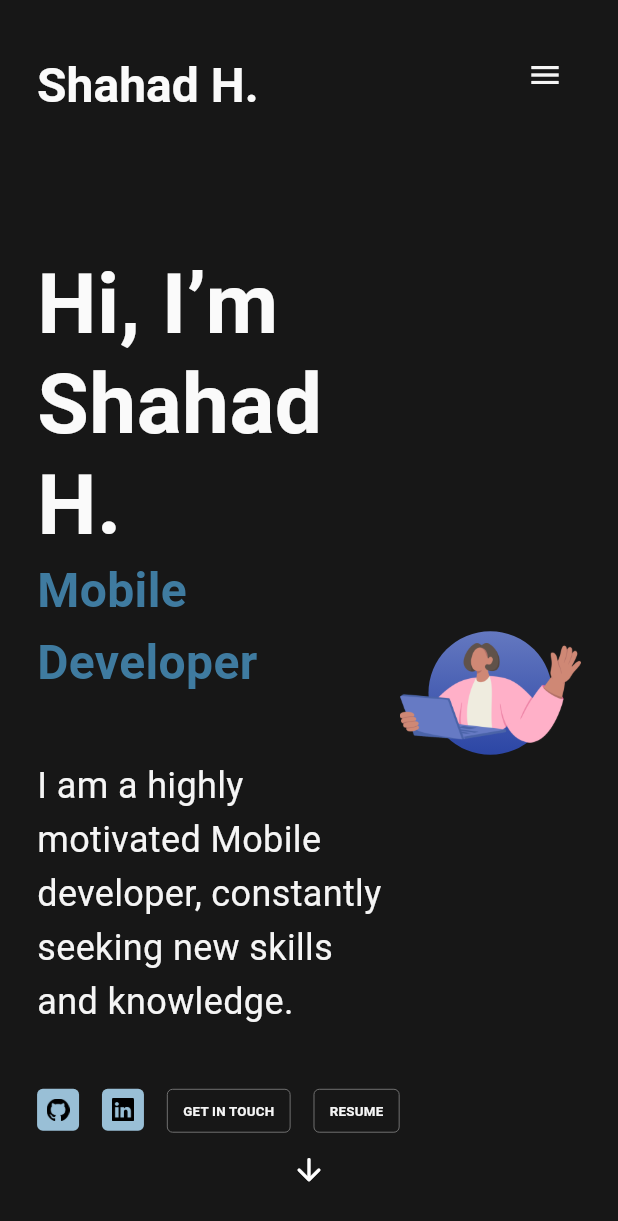
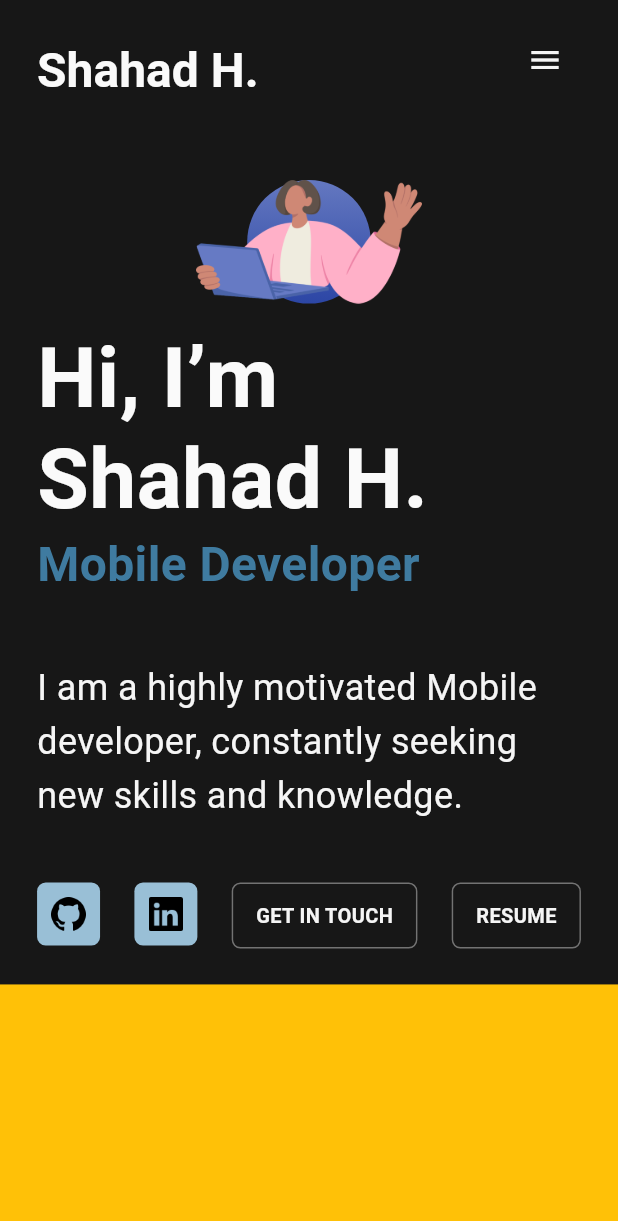
Before and after one commit to Shahad-999/My-Portfolio, a Flutter app: the screen it shows after launch, on a phone screen of 412 x 824 dp. Shown: the top 1221 px of the screen. Run offline on Flutter 3.47's test engine with Material 3 defaults, Android fonts, the phone set to English and light mode, and no system bars.

Commit message:
refactor code

```diff
--- a/lib/screens/home.dart
+++ b/lib/screens/home.dart
@@ -1,26 +1,23 @@
 import 'package:flutter/material.dart';
 import 'package:my_personal_portfolio/screens/intro/introduction_page.dart';
-import 'package:my_personal_portfolio/screens/page.dart';
+import 'package:my_personal_portfolio/themes/colors.dart';
 import 'package:my_personal_portfolio/widgets/app_bar.dart';
 
 class Home extends StatelessWidget {
-   Home({super.key});
+   const Home({super.key});
 
-  final colors = [Colors.red, Colors.amber, Colors.brown, Colors.deepPurple];
-  final controller = PageController();
 
-  nextPage(){
-    controller.nextPage(duration: Duration(milliseconds: 300), curve: Curves.easeInOutCubic);
-  }
   @override
   Widget build(BuildContext context) {
     return  Scaffold(
-      body: PageView(
-        controller: controller,
+      appBar: const MyAppBar(),
+      body: ListView(
         scrollDirection: Axis.vertical,
         children: [
-          IntroductionPage(onPressDown: nextPage),
-          PageViewp(child: Container(color: Colors.amber,), onPressDown: nextPage),
+          const IntroductionPage(),
+          Container(color: Colors.amber,height: MediaQuery.sizeOf(context).height,),
+          Container(color: backgroundColor,height: MediaQuery.sizeOf(context).height,),
+          Container(color: Colors.amber,height: MediaQuery.sizeOf(context).height,),
         ],
       ),
     );
--- /dev/null
+++ b/lib/screens/intro/info.dart
@@ -0,0 +1,40 @@
+import 'package:flutter/cupertino.dart';
+import 'package:my_personal_portfolio/themes/colors.dart';
+import 'package:my_personal_portfolio/themes/texts_styles.dart';
+
+class Info extends StatelessWidget {
+  const Info({super.key});
+
+  @override
+  Widget build(BuildContext context) {
+    return const Column(
+      mainAxisAlignment: MainAxisAlignment.start,
+      crossAxisAlignment: CrossAxisAlignment.start,
+      children: [
+        Text(
+          'Hi, I’m Shahad H.',
+          style: largeTextStyle,
+        ),
+        Text(
+          'Mobile Developer',
+          style: TextStyle(
+              fontSize: 32,
+              fontWeight: FontWeight.bold,
+              height: 1.5,
+              color: color900),
+        ),
+        SizedBox(
+          height: 40,
+        ),
+        Text(
+          'I am a highly motivated Mobile developer, constantly seeking new skills and knowledge.',
+          style: TextStyle(
+              fontSize: 24,
+              fontWeight: FontWeight.normal,
+              height: 1.5,
+              color: shade100),
+        ),
+      ],
+    );
+  }
+}
--- /dev/null
+++ b/lib/screens/intro/intro_buttons.dart
@@ -0,0 +1,62 @@
+import 'package:flutter/material.dart';
+import 'package:my_personal_portfolio/widgets/buttons.dart';
+import 'package:my_personal_portfolio/themes/colors.dart';
+
+class IntroButtons extends StatelessWidget {
+  const IntroButtons({
+    super.key,
+  });
+
+  @override
+  Widget build(BuildContext context) {
+    return Wrap(
+      children: [
+        AppFilledButton(
+          onPress: () {},
+          padding: const EdgeInsets.all(10),
+          child: Image.asset('assets/images/github.png',width: 24,height: 24,),
+        ),
+        const SizedBox(
+          width: 24,
+        ),
+        AppFilledButton(
+          padding: const EdgeInsets.all(10),
+          onPress: () {},
+          child: Image.asset('assets/images/linkedin.png',width: 24,height: 24,),
+        ),
+        const SizedBox(
+          width: 24,
+        ),
+        AppOutlineButton(
+          padding: const EdgeInsets.symmetric(
+              horizontal: 16, vertical: 10),
+          onPress: () {},
+          child: const Text(
+            'GET IN TOUCH',
+            style: TextStyle(
+                fontWeight: FontWeight.bold,
+                fontSize: 14,
+                height: 1.7,
+                color: shade100),
+          ),
+        ),
+        const SizedBox(
+          width: 24,
+        ),
+        AppOutlineButton(
+          padding: const EdgeInsets.symmetric(
+              horizontal: 16, vertical: 10),
+          onPress: () {},
+          child: const Text(
+            'RESUME',
+            style: TextStyle(
+                fontWeight: FontWeight.bold,
+                fontSize: 14,
+                height: 1.7,
+                color: shade100),
+          ),
+        ),
+      ],
+    );
+  }
+}
--- a/lib/screens/intro/introduction_page.dart
+++ b/lib/screens/intro/introduction_page.dart
@@ -1,25 +1,19 @@
 import 'package:flutter/material.dart';
-import 'package:my_personal_portfolio/screens/intro/buttons.dart';
-import 'package:my_personal_portfolio/screens/page.dart';
-import 'package:my_personal_portfolio/themes/colors.dart';
-import 'package:my_personal_portfolio/themes/texts_styles.dart';
-import 'package:my_personal_portfolio/widgets/app_bar.dart';
+import 'package:my_personal_portfolio/screens/intro/info.dart';
+import 'package:my_personal_portfolio/screens/intro/intro_buttons.dart';
+import 'package:my_personal_portfolio/screens/intro/logo.dart';
+import 'package:my_personal_portfolio/utils/responsive.dart';
 
 class IntroductionPage extends StatelessWidget {
-  const IntroductionPage({super.key, required this.onPressDown});
+  const IntroductionPage({super.key});
 
-  final VoidCallback onPressDown;
 
   @override
   Widget build(BuildContext context) {
-    return PageViewp(
-      onPressDown: onPressDown,
-      child: Padding(
+    return Padding(
       padding: EdgeInsets.symmetric(
-            horizontal: MediaQuery.sizeOf(context).width * 0.06),
-        child: Scaffold(
-          appBar: const MyAppBar(),
-          body: Row(
+          horizontal: MediaQuery.sizeOf(context).width * 0.06,vertical: Responsive.isLargeMobile(context) ? 24 : MediaQuery.sizeOf(context).height *0.2),
+      child: Row(
         children: [
           Expanded(
             flex: 2,
@@ -27,110 +21,27 @@ class IntroductionPage extends StatelessWidget {
               crossAxisAlignment: CrossAxisAlignment.start,
               mainAxisAlignment: MainAxisAlignment.center,
               children: [
-                    const Text(
-                      'Hi, I’m Shahad H.',
-                      style: largeTextStyle,
+                if(Responsive.isLargeMobile(context)) const Padding(
+                  padding: EdgeInsets.all(16.0),
+                  child: Logo(),
                 ),
-                    const Text(
-                      'Mobile Developer',
-                      style: TextStyle(
-                          fontSize: 32,
-                          fontWeight: FontWeight.bold,
-                          height: 1.5,
-                          color: color900),
-                    ),
+                const Info(),
                 const SizedBox(
                   height: 40,
                 ),
-                    const Text(
-                      'I am a highly motivated Mobile developer, constantly seeking new skills and knowledge.',
-                      style: TextStyle(
-                          fontSize: 24,
-                          fontWeight: FontWeight.normal,
-                          height: 1.5,
-                          color: shade100),
-                    ),
-                    const SizedBox(
-                      height: 40,
-                    ),
-                    FittedBox(
-                      child: Wrap(
-                        children: [
-                          AppFilledButton(
-                            onPress: () {},
-                            padding: const EdgeInsets.all(10),
-                            child: Image.asset('assets/images/github.png',width: 24,height: 24,),
-                          ),
-                          const SizedBox(
-                            width: 24,
-                          ),
-                          AppFilledButton(
-                            padding: const EdgeInsets.all(10),
-                            onPress: () {},
-                            child: Image.asset('assets/images/linkedin.png',width: 24,height: 24,),
-                          ),
-                          const SizedBox(
-                            width: 24,
-                          ),
-                          AppOutlineButton(
-                            padding: const EdgeInsets.symmetric(
-                                horizontal: 16, vertical: 10),
-                            onPress: () {},
-                            child: const Text(
-                              'GET IN TOUCH',
-                              style: TextStyle(
-                                  fontWeight: FontWeight.bold,
-                                  fontSize: 14,
-                                  height: 1.7,
-                                  color: shade100),
-                            ),
-                          ),
-                          const SizedBox(
-                            width: 24,
-                          ),
-                          AppOutlineButton(
-                            padding: const EdgeInsets.symmetric(
-                                horizontal: 16, vertical: 10),
-                            onPress: () {},
-                            child: const Text(
-                              'RESUME',
-                              style: TextStyle(
-                                  fontWeight: FontWeight.bold,
-                                  fontSize: 14,
-                                  height: 1.7,
-                                  color: shade100),
-                            ),
-                          ),
-                        ],
-                      ),
+                const FittedBox(
+                  child: IntroButtons(),
                 )
               ],
             ),
           ),
-              Expanded(
-                  child: Stack(
-                children: [
-                  Container(
-                    height: MediaQuery.sizeOf(context).width * 0.2,
-                    decoration: const BoxDecoration(
-                        shape: BoxShape.circle,
-                        gradient: LinearGradient(
-                            begin: Alignment.topCenter,
-                            end: Alignment.bottomCenter,
-                            colors: [Color(0xFF6478C0), Color(0xFF2C46A5)])),
-                  ),
-                  Positioned(
-                      top: 0,
-                      bottom: 0,
-                      right: 0,
-                      left: 0,
-                      child: Image.asset('assets/images/logo.png')),
-                ],
+          if(!Responsive.isLargeMobile(context))const Expanded(
+              child: Padding(
+                padding: EdgeInsets.only(left: 16),
+                child: Logo(),
               ))
         ],
-          ),
-        ),
-      ),
+      )
     );
   }
 }
--- /dev/null
+++ b/lib/screens/intro/logo.dart
@@ -0,0 +1,30 @@
+import 'package:flutter/material.dart';
+
+class Logo extends StatelessWidget {
+  const Logo({
+    super.key,
+  });
+
+  @override
+  Widget build(BuildContext context) {
+    return Stack(
+      children: [
+        Container(
+          height: MediaQuery.sizeOf(context).width * 0.2,
+          decoration: const BoxDecoration(
+              shape: BoxShape.circle,
+              gradient: LinearGradient(
+                  begin: Alignment.topCenter,
+                  end: Alignment.bottomCenter,
+                  colors: [Color(0xFF6478C0), Color(0xFF2C46A5)])),
+        ),
+        Positioned(
+            top: 0,
+            bottom: 0,
+            right: 0,
+            left: 0,
+            child: Image.asset('assets/images/logo.png')),
+      ],
+    );
+  }
+}
--- a/lib/screens/page.dart
+++ /dev/null
@@ -1,29 +0,0 @@
-import 'package:flutter/material.dart';
-
-class PageViewp extends StatelessWidget {
-  const PageViewp({super.key, required this.child, required this.onPressDown});
-  final Widget child;
-  final VoidCallback onPressDown;
-
-  @override
-  Widget build(BuildContext context) {
-    return Stack(
-      children: [
-        child,
-        Positioned(
-          right: 0,left: 0,
-          bottom: 24,
-          child: CircleAvatar(
-            backgroundColor: Colors.transparent,
-            child: InkWell(
-              onTap: (){
-                onPressDown();
-              },
-              child: Icon(Icons.arrow_downward_rounded,color: Colors.white,),
-            ),
-          ),
-        )
-      ],
-    );
-  }
-}
--- a/lib/widgets/app_bar.dart
+++ b/lib/widgets/app_bar.dart
@@ -8,14 +8,16 @@ class MyAppBar extends StatelessWidget implements PreferredSizeWidget {
 
   @override
   Widget build(BuildContext context) {
-    return Center(
+    return Container(
+      color: backgroundColor,
+      child: Center(
         child: Row(
           mainAxisAlignment: MainAxisAlignment.end,
           crossAxisAlignment: CrossAxisAlignment.end,
           children: [
-          // SizedBox(
-          //   width: MediaQuery.sizeOf(context).width * 0.06,
-          // ),
+            SizedBox(
+              width: MediaQuery.sizeOf(context).width * 0.06,
+            ),
             Expanded(
               child: FittedBox(
                 alignment: Alignment.centerLeft,
@@ -66,14 +68,15 @@ class MyAppBar extends StatelessWidget implements PreferredSizeWidget {
                   const Text('Contact me', style: appBarTabsStyle),
                 ],
               ),
-          // SizedBox(
-          //   width: MediaQuery.sizeOf(context).width * 0.06,
-          // ),
+            SizedBox(
+              width: MediaQuery.sizeOf(context).width * 0.06,
+            ),
           ],
+        ),
       ),
     );
   }
 
   @override
-  Size get preferredSize => const Size(double.infinity, 100);
+  Size get preferredSize => const Size(double.infinity, 80);
 }
```
Also changed, not shown: lib/widgets/buttons.dart (renamed from lib/screens/intro/buttons.dart). Lines whose indentation alone changed are shown as unchanged.
